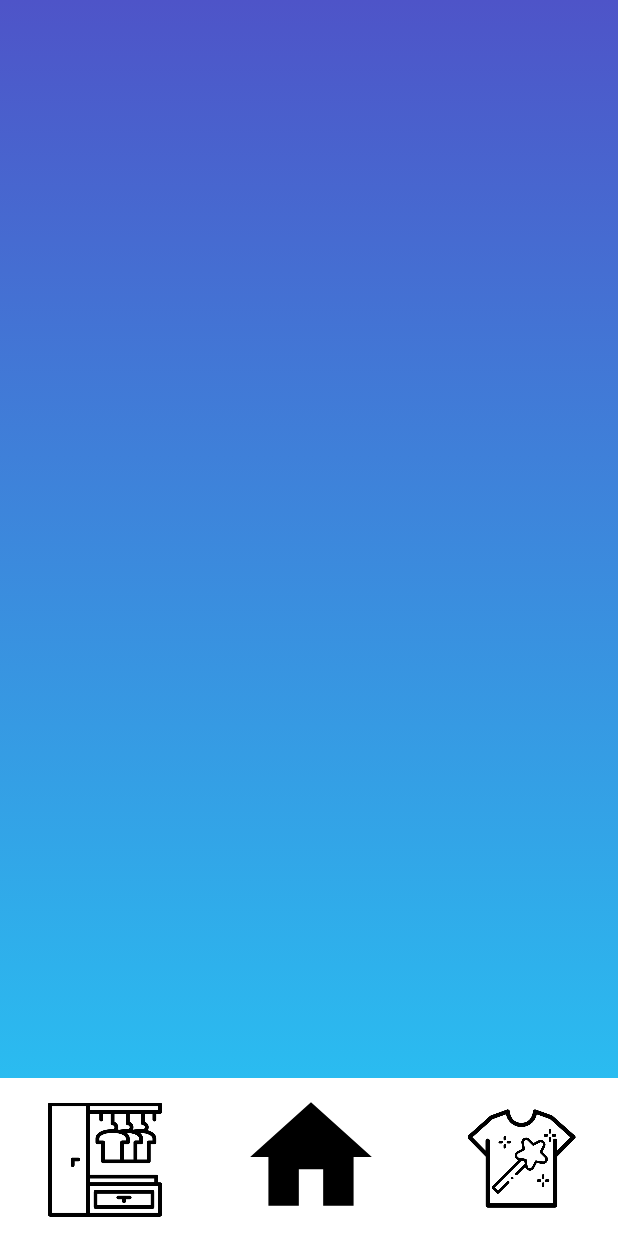
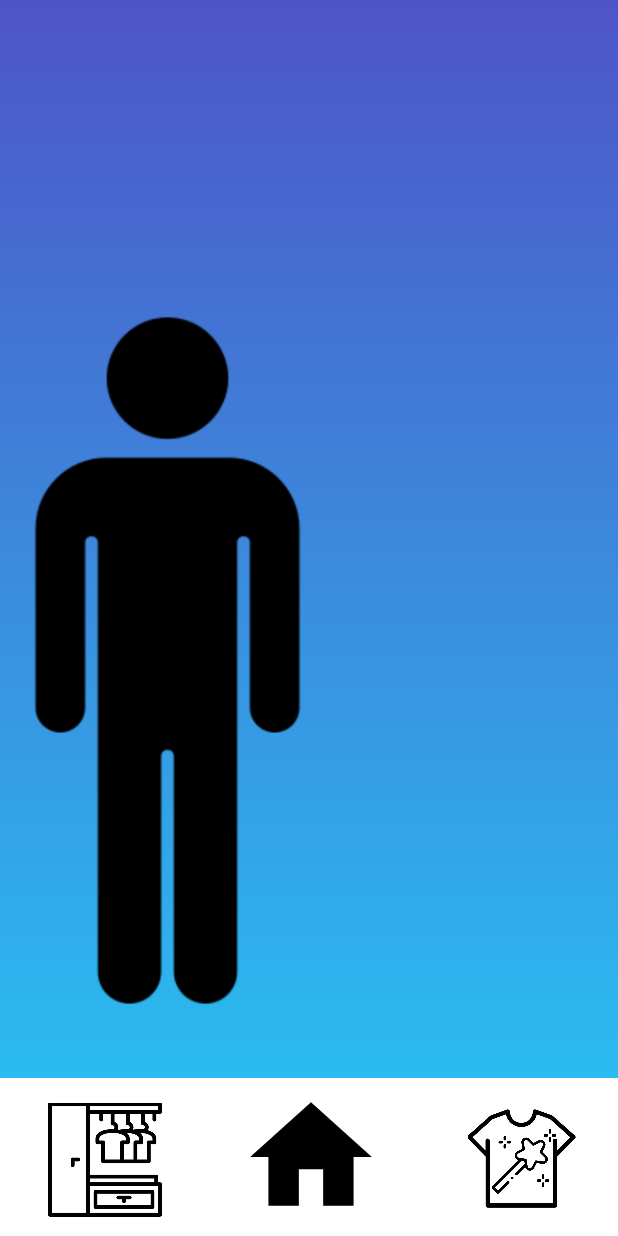
Before and after one commit to QueSchoenenberger/FashMe, an Android app: the RewievOutfitActivity screen opened directly, with no data from a screen before it, on a phone screen of 412 x 824 dp. Run offline under Robolectric (Android 15) with nearby library versions, the phone set to English and light mode, and no system bars.

Commit message:
added person icon in generateView

```diff
--- a/app/src/main/java/com/lepquold/GenerateOutfitActivity.java
+++ b/app/src/main/java/com/lepquold/GenerateOutfitActivity.java
@@ -41,4 +41,8 @@ public class GenerateOutfitActivity extends AppCompatActivity {
     public void wardrobeClick(View view){
         toWardrobe();
     }
+
+    public void fashMeCLick(View view) {
+        startActivity(new Intent(this,RewievOutfitActivity.class));
+    }
 }
--- a/app/src/main/res/layout/activity_generate_outfit.xml
+++ b/app/src/main/res/layout/activity_generate_outfit.xml
@@ -99,6 +99,7 @@
         android:layout_height="51dp"
         android:layout_marginEnd="61dp"
         android:layout_marginBottom="232dp"
+        android:onClick="fashMeCLick"
         android:text="Fash Me !"
         android:textSize="20dp"
         app:layout_constraintBottom_toBottomOf="parent"
--- a/app/src/main/res/layout/activity_rewiev_outfit.xml
+++ b/app/src/main/res/layout/activity_rewiev_outfit.xml
@@ -49,4 +49,15 @@
         app:layout_constraintEnd_toEndOf="parent"
         app:srcCompat="@drawable/generateoutfit" />
 
+    <ImageView
+        android:id="@+id/PersonIcon"
+        android:layout_width="482dp"
+        android:layout_height="591dp"
+        android:layout_marginEnd="60dp"
+        android:layout_marginBottom="88dp"
+        android:onClick="wardrobeClick"
+        app:layout_constraintBottom_toBottomOf="parent"
+        app:layout_constraintEnd_toEndOf="parent"
+        app:srcCompat="@drawable/personen" />
+
 </androidx.constraintlayout.widget.ConstraintLayout>
```
Also changed, not shown: app/src/main/res/drawable/personen.png (added).
